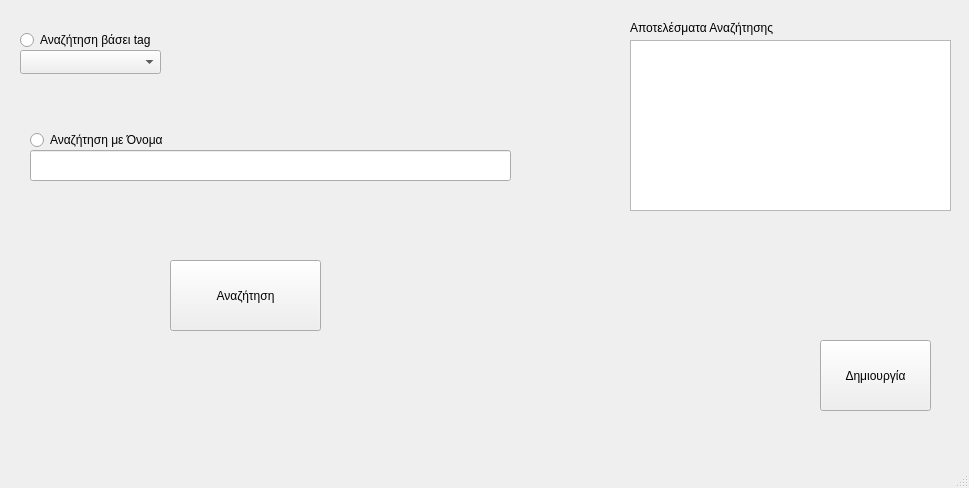
Qt form ui/4_Messages/SearchReceiverScreen.ui (F1l14/Software-Engineering-2025) before a commit.
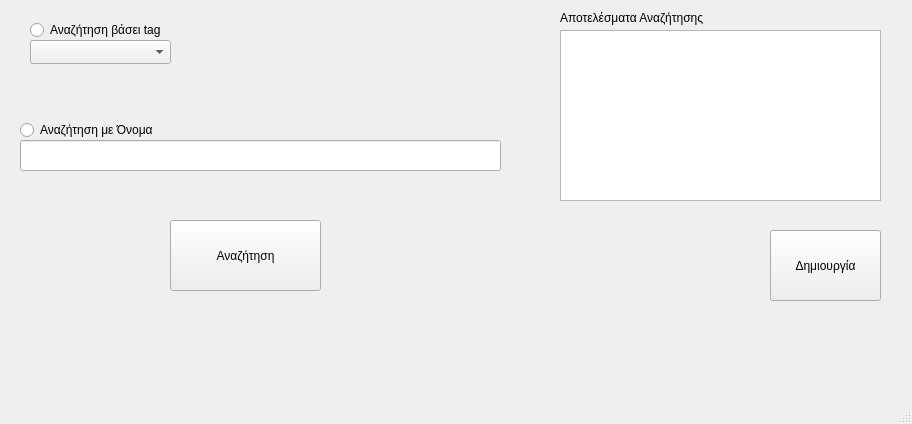
The same form after that commit.

The edit to the form file:
```diff
--- a/ui/4_Messages/SearchReceiverScreen.ui
+++ b/ui/4_Messages/SearchReceiverScreen.ui
@@ -6,8 +6,8 @@
    <rect>
     <x>0</x>
     <y>0</y>
-    <width>969</width>
-    <height>488</height>
+    <width>912</width>
+    <height>424</height>
    </rect>
   </property>
   <property name="windowTitle">
@@ -17,8 +17,8 @@
    <widget class="QLineEdit" name="searchBar">
     <property name="geometry">
      <rect>
-      <x>30</x>
-      <y>150</y>
+      <x>20</x>
+      <y>140</y>
       <width>481</width>
       <height>31</height>
      </rect>
@@ -31,7 +31,7 @@
     <property name="geometry">
      <rect>
       <x>170</x>
-      <y>260</y>
+      <y>220</y>
       <width>151</width>
       <height>71</height>
      </rect>
@@ -43,8 +43,8 @@
    <widget class="QComboBox" name="filterComboBox">
     <property name="geometry">
      <rect>
-      <x>20</x>
-      <y>50</y>
+      <x>30</x>
+      <y>40</y>
       <width>141</width>
       <height>24</height>
      </rect>
@@ -53,8 +53,8 @@
    <widget class="QRadioButton" name="nameRadioButton">
     <property name="geometry">
      <rect>
-      <x>30</x>
-      <y>130</y>
+      <x>20</x>
+      <y>120</y>
       <width>141</width>
       <height>20</height>
      </rect>
@@ -66,8 +66,8 @@
    <widget class="QRadioButton" name="tagRadioButton">
     <property name="geometry">
      <rect>
-      <x>20</x>
-      <y>30</y>
+      <x>30</x>
+      <y>20</y>
       <width>151</width>
       <height>20</height>
      </rect>
@@ -79,8 +79,8 @@
    <widget class="QListWidget" name="showResultList">
     <property name="geometry">
      <rect>
-      <x>630</x>
-      <y>40</y>
+      <x>560</x>
+      <y>30</y>
       <width>321</width>
       <height>171</height>
      </rect>
@@ -89,8 +89,8 @@
    <widget class="QLabel" name="searchResultsLabel">
     <property name="geometry">
      <rect>
-      <x>630</x>
-      <y>20</y>
+      <x>560</x>
+      <y>10</y>
       <width>151</width>
       <height>16</height>
      </rect>
@@ -102,8 +102,8 @@
    <widget class="QPushButton" name="createButton">
     <property name="geometry">
      <rect>
-      <x>820</x>
-      <y>340</y>
+      <x>770</x>
+      <y>230</y>
       <width>111</width>
       <height>71</height>
      </rect>
```
Left out of the diff: 2 changed lines with no effect on the pictures.
